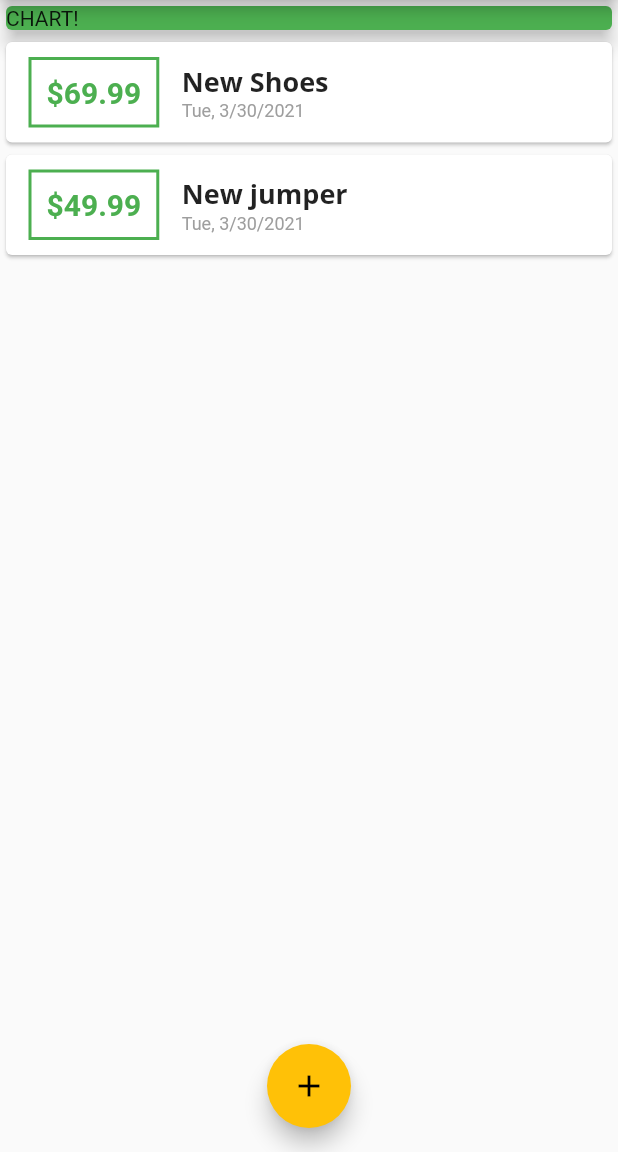
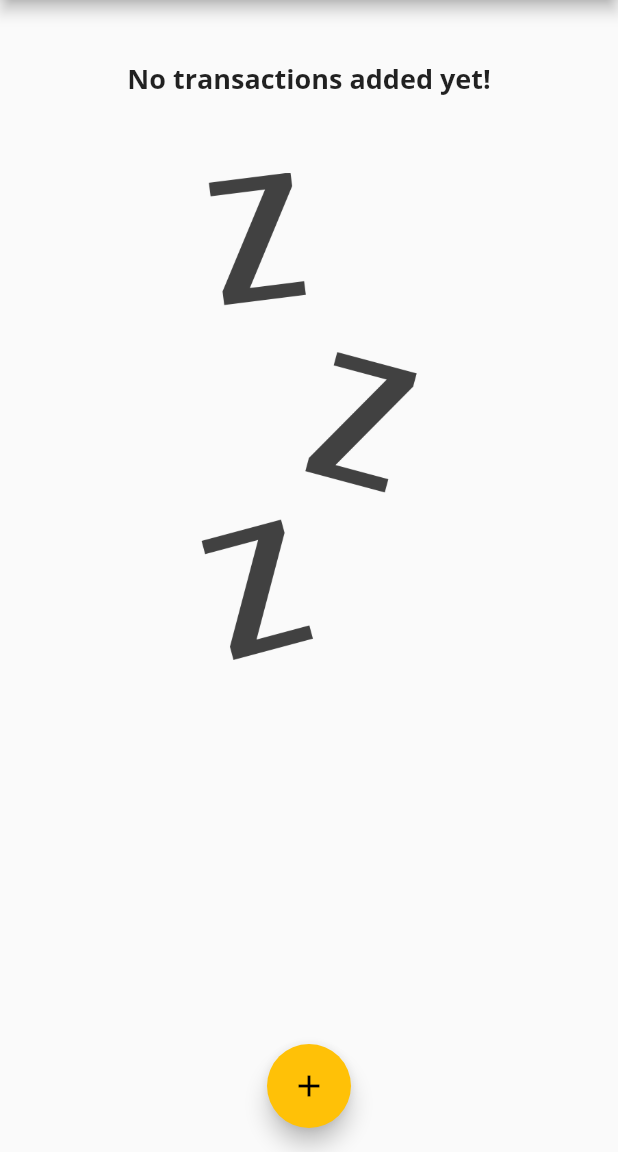
Before and after one commit to k0say/Expenses-app, a Flutter app: the screen it shows after launch, on a phone screen of 412 x 824 dp, the part 84-1236 px from its top. Run offline on Flutter 3.47's test engine with Material 2 defaults, Android fonts, the phone set to English and light mode, and no system bars; Roboto replaces fonts that are missing (Open Sans).

Commit message:
chart widget + wiring done

```diff
--- a/expenses_app/lib/main.dart
+++ b/expenses_app/lib/main.dart
@@ -1,3 +1,5 @@
+import 'package:expenses_app/widgets/chart.dart';
+
 import 'widgets/new_transaction.dart';
 import 'widgets/transaction_list.dart';
 import 'package:flutter/material.dart';
@@ -41,10 +43,10 @@ class MyHomePage extends StatefulWidget {
 
 class _MyHomePageState extends State<MyHomePage> {
   final List<Transaction> _userTransactions = [
-    Transaction(
-        id: 't1', title: 'New Shoes', amount: 69.99, date: DateTime.now()),
-    Transaction(
-        id: 't2', title: 'New jumper', amount: 49.99, date: DateTime.now())
+    // Transaction(
+    //     id: 't1', title: 'New Shoes', amount: 69.99, date: DateTime.now()),
+    // Transaction(
+    //     id: 't2', title: 'New jumper', amount: 49.99, date: DateTime.now())
   ];
 
   void _addNewTransaction(String title, double amount) {
@@ -90,14 +92,7 @@ class _MyHomePageState extends State<MyHomePage> {
         child: Column(
           crossAxisAlignment: CrossAxisAlignment.stretch,
           children: <Widget>[
-            Container(
-              width: double.infinity,
-              child: Card(
-                color: Theme.of(context).primaryColor,
-                child: Text('CHART!'),
-                elevation: 5,
-              ),
-            ),
+            Chart(),
             TransactionList(_userTransactions),
           ],
         ),
--- /dev/null
+++ b/expenses_app/lib/widgets/chart.dart
@@ -0,0 +1,44 @@
+import 'package:expenses_app/models/transaction.dart';
+import 'package:expenses_app/widgets/transaction_list.dart';
+import 'package:flutter/material.dart';
+import 'package:intl/intl.dart';
+
+class Chart extends StatelessWidget {
+  final List<Transaction> recentTransactions;
+
+  const Chart({Key key, this.recentTransactions}) : super(key: key);
+
+  List<Map<String, Object>> get groupedTransactionValues {
+    return List.generate(7, (index) {
+      final weekDay = DateTime.now().subtract(Duration(days: index));
+      double totalSum = 0.0;
+
+      for (var i = 0; i < recentTransactions.length; i++) {
+        if (recentTransactions[i].date.day == weekDay.day &&
+            recentTransactions[i].date.month == weekDay.month &&
+            recentTransactions[i].date.year == weekDay.year) {
+          totalSum += recentTransactions[i].amount;
+        }
+      }
+
+      print(DateFormat.E(weekDay));
+      print(totalSum);
+
+      return {
+        'day': DateFormat.E(weekDay),
+        'amount': totalSum,
+      };
+    });
+  }
+
+  @override
+  Widget build(BuildContext context) {
+    return Card(
+      elevation: 6,
+      margin: EdgeInsets.all(20),
+      child: Row(
+        children: <Widget>[],
+      ),
+    );
+  }
+}
--- a/expenses_app/lib/widgets/transaction_list.dart
+++ b/expenses_app/lib/widgets/transaction_list.dart
@@ -10,8 +10,26 @@ class TransactionList extends StatelessWidget {
   @override
   Widget build(BuildContext context) {
     return Container(
-      height: 300,
-      child: ListView.builder(
+      height: 400,
+      child: transactions.isEmpty
+          ? Column(
+              children: [
+                Text(
+                  'No transactions added yet!',
+                  style: Theme.of(context).textTheme.title,
+                ),
+                SizedBox(
+                  height: 50,
+                ),
+                Flexible(
+                  child: Image.asset(
+                    'assets/images/waiting.png',
+                    fit: BoxFit.cover,
+                  ),
+                ),
+              ],
+            )
+          : ListView.builder(
               itemBuilder: (ctx, index) {
                 return Card(
                   child: Row(
--- a/expenses_app/pubspec.yaml
+++ b/expenses_app/pubspec.yaml
@@ -46,8 +46,8 @@ flutter:
   uses-material-design: true
 
   # To add assets to your application, add an assets section, like this:
-  # assets:
-  #   - images/a_dot_burr.jpeg
+  assets:
+    - assets/images/waiting.png
   #   - images/a_dot_ham.jpeg
 
   # An image asset can refer to one or more resolution-specific "variants", see
```
Also changed, not shown: expenses_app/lib/widgets/new_transaction.dart (+14 -4 lines), expenses_app/assets/images/waiting.png (added). Lines whose indentation alone changed are shown as unchanged.
